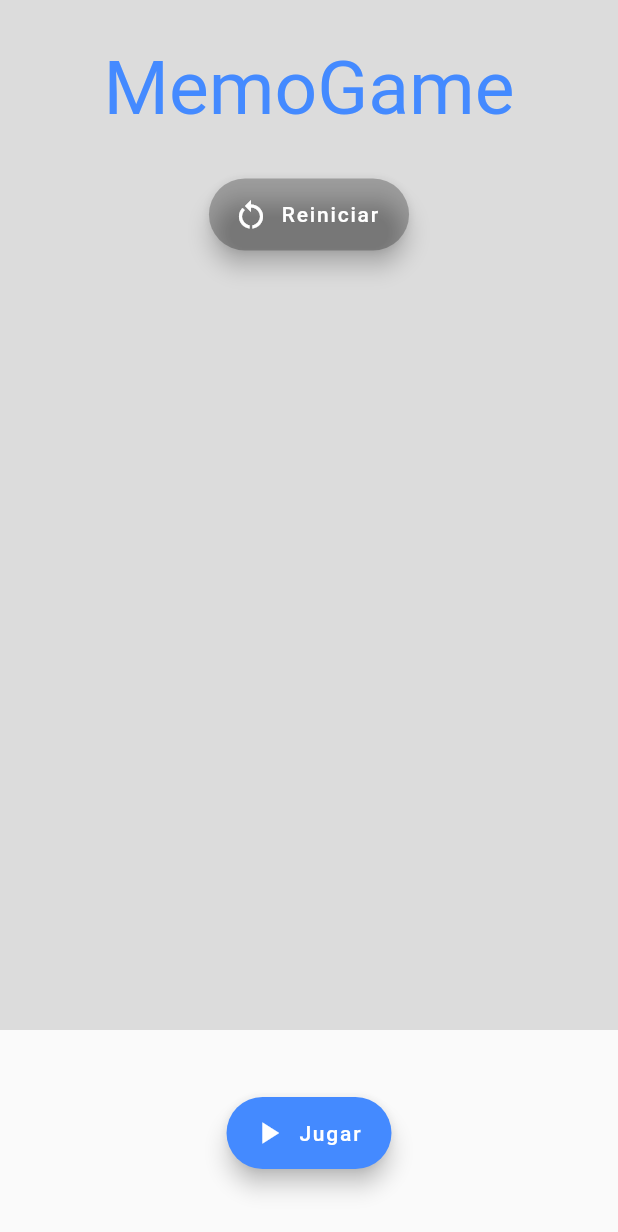
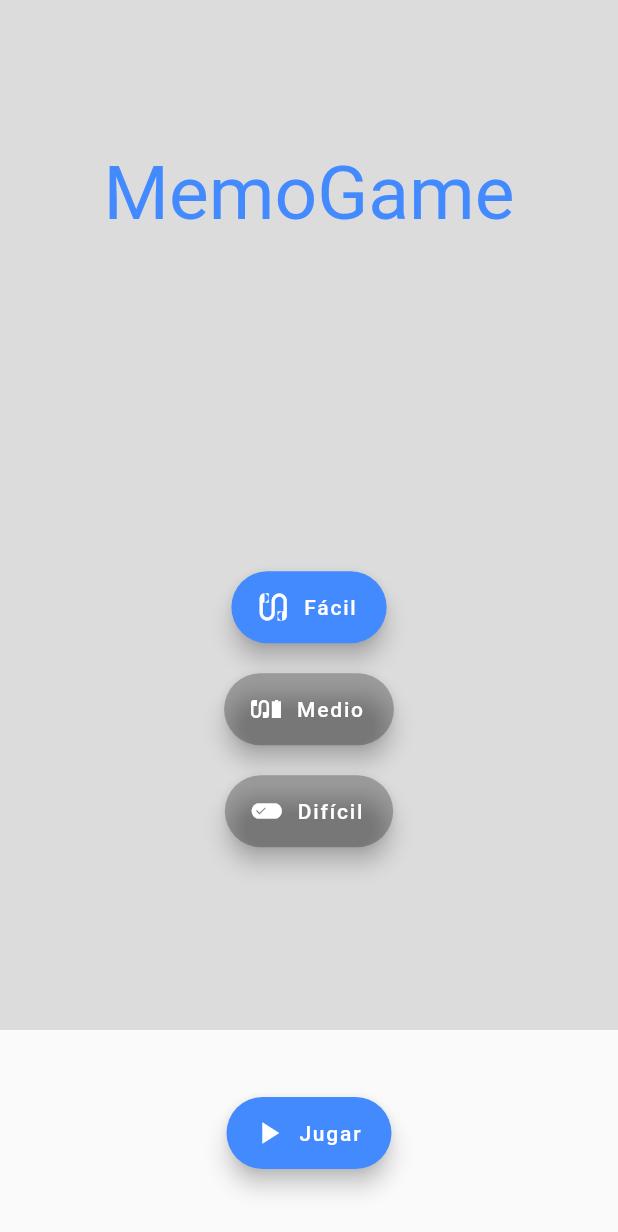
Before and after one commit to Davehp44/memoGame, a Flutter app: the screen it shows after launch, on a phone screen of 412 x 824 dp. Shown: the top 1232 px of the screen. Run offline on Flutter 3.47's test engine with Material 2 defaults, Android fonts, the phone set to English and light mode, and no system bars.

Commit message:
add botones de cambio de niveles de dificultad

```diff
--- a/lib/tools/tools.dart
+++ b/lib/tools/tools.dart
@@ -3,6 +3,8 @@ import 'dart:math';
 import 'package:memogame/widgets/itemlistnumber.dart';
 
 enum StateApp { play, none }
+
+enum StateAppLevel { easy, medium, hard }
 
 enum StateItemListNumber { complete, verify, none, incorrect }
 
--- a/lib/widgets/buttonNivelSelect.dart
+++ b/lib/widgets/buttonNivelSelect.dart
@@ -1,28 +1,42 @@
 import 'package:flutter/material.dart';
+import 'package:memogame/tools/tools.dart';
 
-class ButtomNivel extends StatefulWidget {
-  Function() onPress;
+class ButtonLevelSelect extends StatefulWidget {
+  Function(StateAppLevel st) onPress;
   String title;
   Icon icon;
-  Color color;
+  ValueNotifier<bool> isActive;
+  StateAppLevel st;
 
-  ButtomNivel(this.onPress, this.title, this.icon, this.color, {Key? key})
+  ButtonLevelSelect(this.onPress, this.title, this.icon, this.st, this.isActive,
+      {Key? key})
       : super(key: key);
 
   @override
   State<StatefulWidget> createState() {
-    return _ButtomNivelState();
+    return _ButtonLevelSelectState();
   }
 }
 
-class _ButtomNivelState extends State<ButtomNivel> {
+class _ButtonLevelSelectState extends State<ButtonLevelSelect> {
   @override
   Widget build(BuildContext context) {
-    return FloatingActionButton.extended(
-      onPressed: widget.onPress,
-      label: Text(widget.title),
-      icon: widget.icon,
-      backgroundColor: widget.color,
+    return Container(
+      child: ValueListenableBuilder(
+          valueListenable: widget.isActive,
+          builder: (context, value, child) {
+            return FloatingActionButton.extended(
+              onPressed: () {
+                widget.isActive.value = true;
+                widget.onPress.call(widget.st);
+              },
+              label: Text(widget.title),
+              icon: widget.icon,
+              backgroundColor:
+                  (widget.isActive.value) ? Colors.blueAccent : Colors.black26,
+            );
+          }),
+      margin: const EdgeInsets.all(10),
     );
   }
 }
--- a/lib/widgets/homepage.dart
+++ b/lib/widgets/homepage.dart
@@ -17,6 +17,34 @@ class HomePage extends StatefulWidget {
 class _HomePageState extends State<HomePage> {
   StateApp stateApp = StateApp.none;
   List<ItemListNumber> _itemListNumber = [];
+
+  StateAppLevel stateAppLevel = StateAppLevel.easy;
+  late ButtonLevelSelect levelEasy;
+  late ButtonLevelSelect levelMedium;
+  late ButtonLevelSelect levelHard;
+
+  @override
+  void initState() {
+    levelEasy = ButtonLevelSelect(
+        _onPressLevel,
+        easy,
+        const Icon(Icons.earbuds_sharp),
+        StateAppLevel.easy,
+        ValueNotifier(true));
+    levelMedium = ButtonLevelSelect(
+        _onPressLevel,
+        medium,
+        const Icon(Icons.earbuds_battery_sharp),
+        StateAppLevel.medium,
+        ValueNotifier(false));
+    levelHard = ButtonLevelSelect(
+        _onPressLevel,
+        hard,
+        const Icon(Icons.edit_attributes_sharp),
+        StateAppLevel.hard,
+        ValueNotifier(false));
+    super.initState();
+  }
 
   @override
   Widget build(BuildContext context) {
@@ -39,11 +67,19 @@ class _HomePageState extends State<HomePage> {
                                 color: Colors.blueAccent, fontSize: 50),
                           ),
                         ),
-                        margin: const EdgeInsets.all(30),
+                        margin: const EdgeInsets.only(
+                            top: 100, left: 40, right: 40, bottom: 100),
                       ),
-                      Flexible(
-                          child: ButtomNivel(_onPressNivel, reset,
-                              const Icon(Icons.restart_alt), Colors.black26)),
+                      Expanded(
+                        child: Center(
+                          child: Container(
+                            child: Column(
+                              mainAxisAlignment: MainAxisAlignment.center,
+                              children: [levelEasy, levelMedium, levelHard],
+                            ),
+                          ),
+                        ),
+                      ),
                     ],
                   ),
                 )),
@@ -122,7 +158,26 @@ class _HomePageState extends State<HomePage> {
     });
   }
 
-  void _onPressNivel() {}
+  void _onPressLevel(StateAppLevel? st) {
+    switch (st!) {
+      case StateAppLevel.easy:
+        levelMedium.isActive.value = false;
+        levelHard.isActive.value = false;
+        print(st.name);
+        break;
+      case StateAppLevel.medium:
+        levelEasy.isActive.value = false;
+        levelHard.isActive.value = false;
+        print(st.name);
+        break;
+      case StateAppLevel.hard:
+        levelEasy.isActive.value = false;
+        levelMedium.isActive.value = false;
+        print(st.name);
+        break;
+    }
+    stateAppLevel = st;
+  }
 
   void _onPressItem() {
     ItemListNumber? item1;
```
